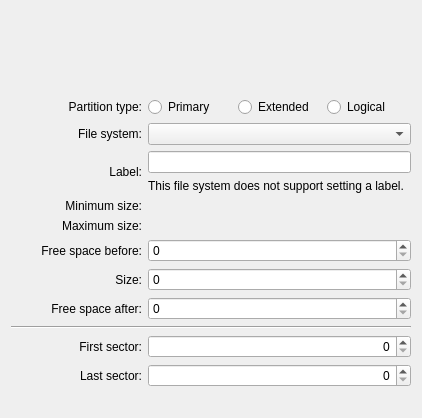
Qt form src/gui/sizedialogwidgetbase.ui (KDE/partitionmanager) before a commit.
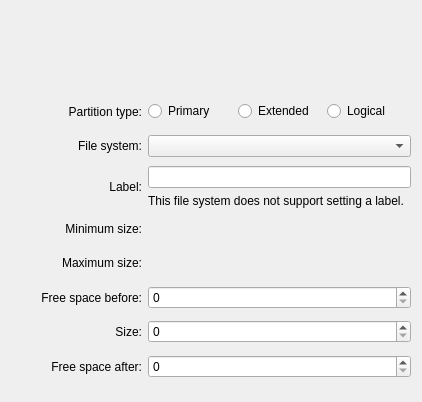
The same form after that commit. Custom widgets are drawn as their Qt base class.

Commit message: add a details widget for the size dialog base and use it for first and last sector

The edit to the form file:
```diff
--- a/src/gui/sizedialogwidgetbase.ui
+++ b/src/gui/sizedialogwidgetbase.ui
@@ -302,83 +302,6 @@
     </widget>
    </item>
    <item row="10" column="0" colspan="3">
-    <widget class="Line" name="line">
-     <property name="orientation">
-      <enum>Qt::Horizontal</enum>
-     </property>
-    </widget>
-   </item>
-   <item row="11" column="0">
-    <widget class="QLabel" name="label_6">
-     <property name="sizePolicy">
-      <sizepolicy hsizetype="Preferred" vsizetype="Expanding">
-       <horstretch>0</horstretch>
-       <verstretch>0</verstretch>
-      </sizepolicy>
-     </property>
-     <property name="text">
-      <string comment="@label:listbox">First sector:</string>
-     </property>
-     <property name="alignment">
-      <set>Qt::AlignRight|Qt::AlignTrailing|Qt::AlignVCenter</set>
-     </property>
-     <property name="buddy">
-      <cstring>m_SpinFreeBefore</cstring>
-     </property>
-    </widget>
-   </item>
-   <item row="11" column="1" colspan="2">
-    <widget class="QDoubleSpinBox" name="m_SpinFirstSector">
-     <property name="sizePolicy">
-      <sizepolicy hsizetype="Minimum" vsizetype="Fixed">
-       <horstretch>3</horstretch>
-       <verstretch>0</verstretch>
-      </sizepolicy>
-     </property>
-     <property name="alignment">
-      <set>Qt::AlignRight|Qt::AlignTrailing|Qt::AlignVCenter</set>
-     </property>
-     <property name="decimals">
-      <number>0</number>
-     </property>
-    </widget>
-   </item>
-   <item row="12" column="0">
-    <widget class="QLabel" name="label_7">
-     <property name="sizePolicy">
-      <sizepolicy hsizetype="Preferred" vsizetype="Expanding">
-       <horstretch>0</horstretch>
-       <verstretch>0</verstretch>
-      </sizepolicy>
-     </property>
-     <property name="text">
-      <string comment="@label:listbox">Last sector:</string>
-     </property>
-     <property name="alignment">
-      <set>Qt::AlignRight|Qt::AlignTrailing|Qt::AlignVCenter</set>
-     </property>
-     <property name="buddy">
-      <cstring>m_SpinFreeBefore</cstring>
-     </property>
-    </widget>
-   </item>
-   <item row="12" column="1" colspan="2">
-    <widget class="QDoubleSpinBox" name="m_SpinLastSector">
-     <property name="sizePolicy">
-      <sizepolicy hsizetype="Minimum" vsizetype="Fixed">
-       <horstretch>3</horstretch>
-       <verstretch>0</verstretch>
-      </sizepolicy>
-     </property>
-     <property name="alignment">
-      <set>Qt::AlignRight|Qt::AlignTrailing|Qt::AlignVCenter</set>
-     </property>
-     <property name="decimals">
-      <number>0</number>
-     </property>
-    </widget>
-   </item>
-   <item row="13" column="0" colspan="3">
     <spacer name="verticalSpacer_2">
      <property name="orientation">
       <enum>Qt::Vertical</enum>
@@ -389,7 +312,7 @@
      <property name="sizeHint" stdset="0">
       <size>
        <width>20</width>
-       <height>20</height>
+       <height>10</height>
       </size>
      </property>
     </spacer>
```
The commit also changes 10 other files.
